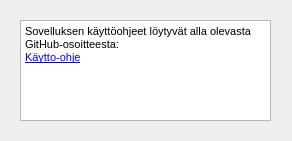
Qt form ui/manualDialog.ui (eeroleppalehto/Jahtirekisteri) before a commit.
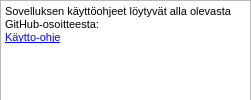
The same form after that commit.

```diff
--- a/ui/manualDialog.ui
+++ b/ui/manualDialog.ui
@@ -6,8 +6,8 @@
    <rect>
     <x>0</x>
     <y>0</y>
-    <width>292</width>
-    <height>141</height>
+    <width>251</width>
+    <height>100</height>
    </rect>
   </property>
   <property name="windowTitle">
@@ -16,8 +16,8 @@
   <widget class="QTextBrowser" name="manualTextBrowser">
    <property name="geometry">
     <rect>
-     <x>20</x>
-     <y>20</y>
+     <x>0</x>
+     <y>0</y>
      <width>251</width>
      <height>101</height>
     </rect>
```
